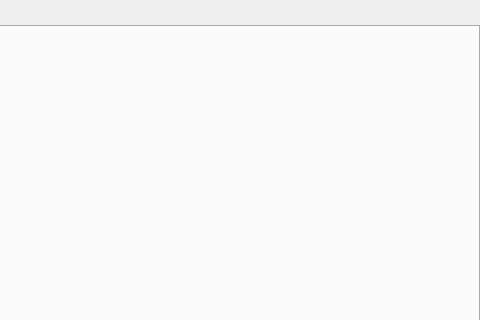
Above: src/MainPage/editor/multieditor.ui from SantaJiang/NotePeek before the change; both pictures show x 316 to 796 and y 0 to 320 of the 796 by 496 pixel window. Below: the same form after it.
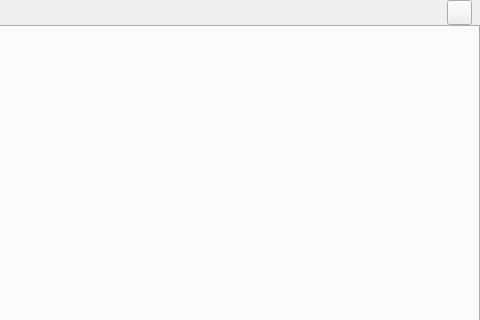
That is the form after the change.

Commit message: feat(editor): add split view

```diff
--- a/src/MainPage/editor/multieditor.ui
+++ b/src/MainPage/editor/multieditor.ui
@@ -125,6 +125,28 @@
         </property>
        </spacer>
       </item>
+      <item alignment="Qt::AlignmentFlag::AlignVCenter">
+       <widget class="QToolButton" name="pushButton_splitView">
+        <property name="minimumSize">
+         <size>
+          <width>25</width>
+          <height>25</height>
+         </size>
+        </property>
+        <property name="maximumSize">
+         <size>
+          <width>25</width>
+          <height>25</height>
+         </size>
+        </property>
+        <property name="checkable">
+         <bool>true</bool>
+        </property>
+        <property name="text">
+         <string/>
+        </property>
+       </widget>
+      </item>
      </layout>
     </widget>
    </item>
```
The commit also changes 7 other files.
